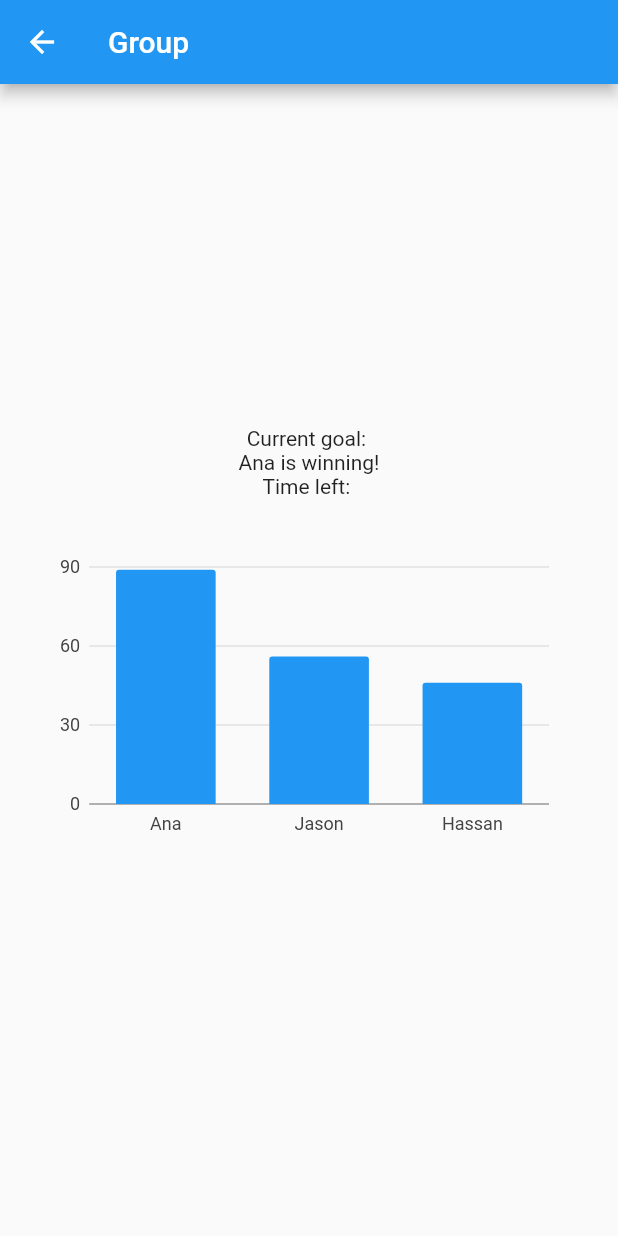
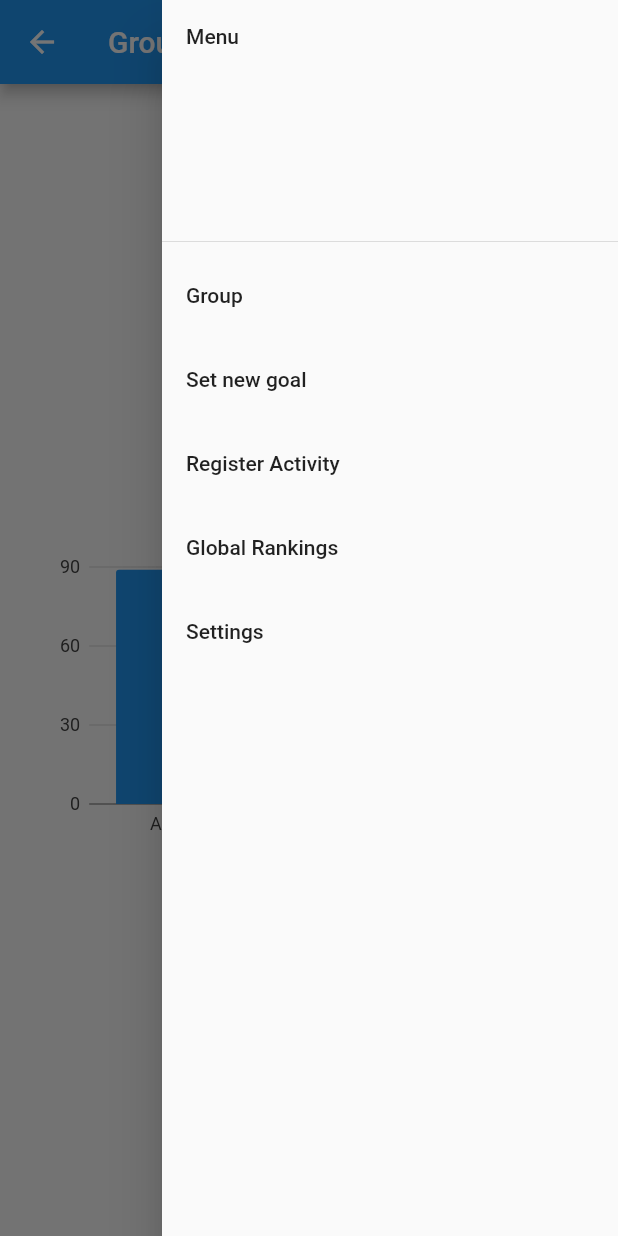
Before and after one commit to AraliMata/AchieveIt, a Flutter app: the GroupPage screen opened by its route, with the side drawer open (before the commit the screen has no drawer), on a phone screen of 412 x 824 dp. Run offline on Flutter 3.47's test engine with Material 2 defaults, Android fonts, the phone set to English and light mode, and no system bars; our stand-ins replace charts_flutter, modal_progress_hud.

Commit message:
app_drawer added

```diff
--- a/treehacksApp/lib/main.dart
+++ b/treehacksApp/lib/main.dart
@@ -21,6 +21,8 @@ class MyApp extends StatelessWidget {
         RegistrationScreen.id: (context)=>RegistrationScreen(),
         GroupPage.id: (context) => GroupPage(),
       },
+
     );
+
   }
 }
--- /dev/null
+++ b/treehacksApp/lib/screens/app_drawer.dart
@@ -0,0 +1,40 @@
+import 'package:flutter/material.dart';
+import 'package:treehacksApp/screens/group_page.dart';
+
+class AppDrawer extends StatefulWidget {
+  @override
+  _AppDrawerState createState() => new _AppDrawerState();
+}
+
+class _AppDrawerState extends State<AppDrawer> {
+  @override
+  Widget build(BuildContext context) {
+    return new Drawer(
+      child: new ListView(
+        children: <Widget>[
+          new DrawerHeader(
+            child: new Text("Menu"),
+          ),
+          new ListTile(
+            title: new Text("Group"),
+            onTap: (){
+              Navigator.pushNamed(context, GroupPage.id);
+            },
+          ),
+          new ListTile(
+            title: new Text("Set new goal"),
+          ),
+          new ListTile(
+            title: new Text("Register Activity"),
+          ),
+          new ListTile(
+            title: new Text("Global Rankings"),
+          ),
+          new ListTile(
+            title: new Text("Settings"),
+          ),
+        ],
+      ),
+    );
+  }
+}
--- a/treehacksApp/lib/screens/group_page.dart
+++ b/treehacksApp/lib/screens/group_page.dart
@@ -1,6 +1,6 @@
 import 'package:flutter/material.dart';
 import 'package:charts_flutter/flutter.dart' as charts;
-
+import 'package:treehacksApp/screens/app_drawer.dart';
 
 class GroupPage extends StatefulWidget {
   static String id = 'group_page';
@@ -18,8 +18,8 @@ class Person {
 }
 
 class _GroupPageState extends State<GroupPage> {
+  var _scaffoldKey = new GlobalKey<ScaffoldState>();
   @override
-
   Widget build(BuildContext context) {
     var data = [
       new Person("Ana", 89),
@@ -51,20 +51,29 @@ class _GroupPageState extends State<GroupPage> {
       appBar: AppBar(
           title: Text("Group"),
       ),
+      endDrawer: AppDrawer(),
       body:
-      Center(
-        child: Column(
+      Column(
           mainAxisAlignment: MainAxisAlignment.center,
-          children: <Widget>[
+          children:[
             Text("Current goal: "),
             Text('Ana is winning!'),
             Text('Time left: '),
             chartWidget,
           ],
         ),
-      ),
+
+
     );
   }
 
 
+
+
+
+
+
+
+
+
 }
--- a/treehacksApp/lib/screens/welcome_screen.dart
+++ b/treehacksApp/lib/screens/welcome_screen.dart
@@ -1,5 +1,4 @@
 import 'package:flutter/material.dart';
-import 'package:treehacksApp/screens/group_page.dart';
 import 'package:treehacksApp/screens/login_screen.dart';
 import 'package:treehacksApp/screens/registration_screen.dart';
 
```
Also changed, not shown: treehacksApp/lib/screens/navigation_bar.dart (deleted, +0 -26 lines).
